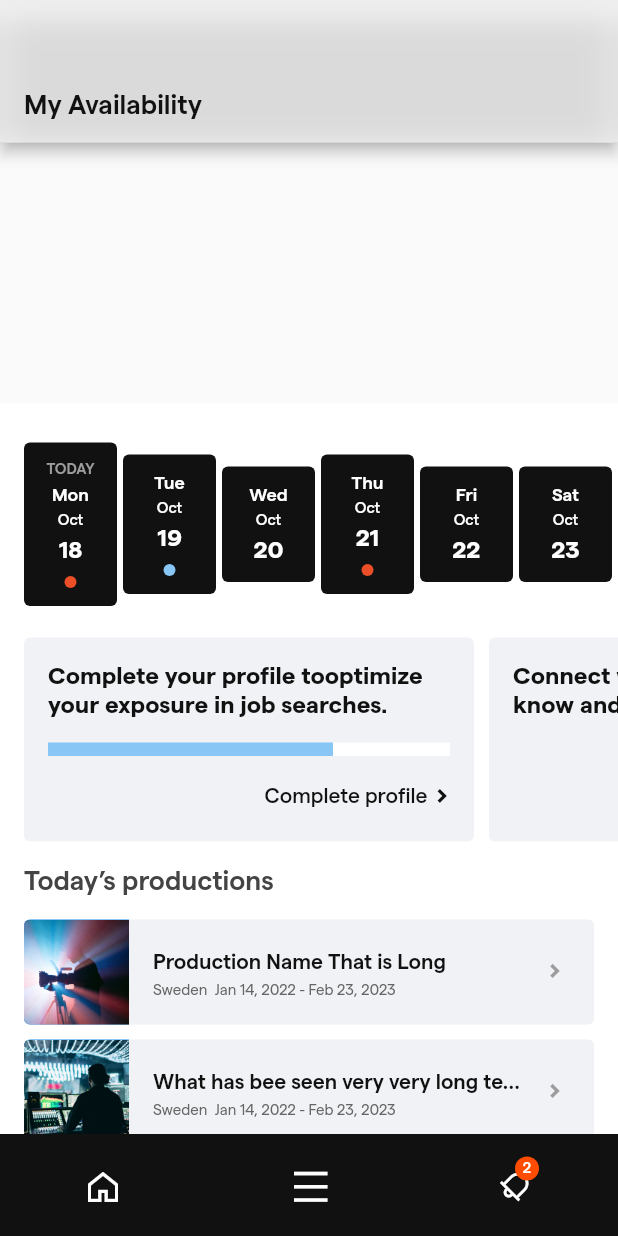
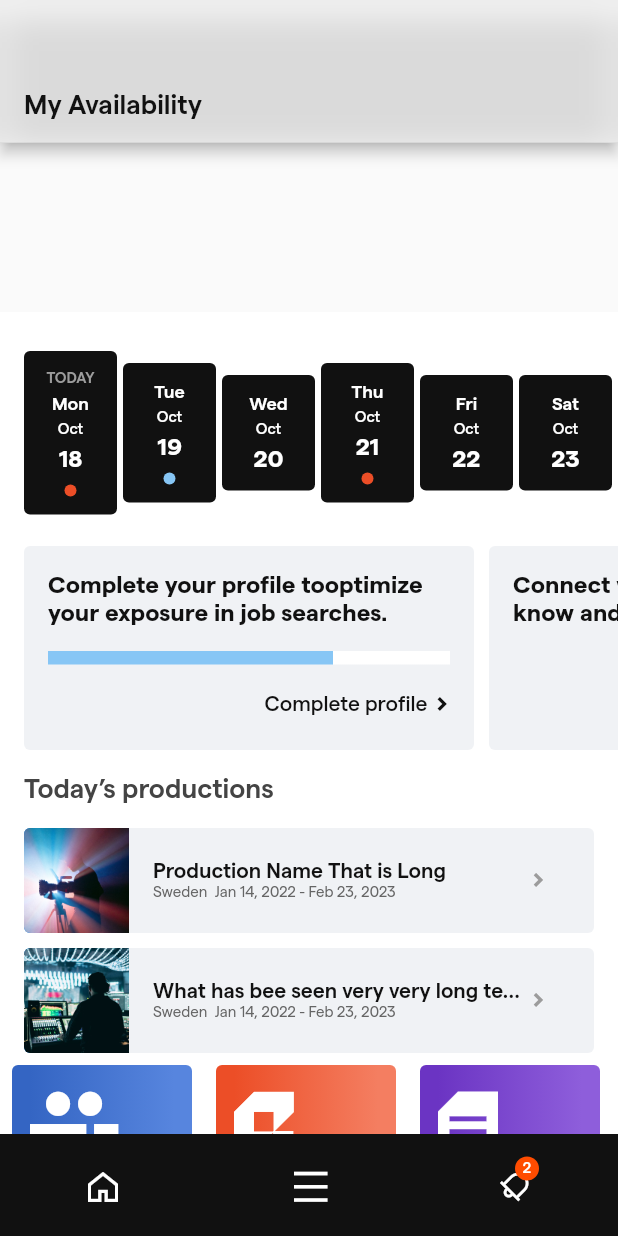
Before and after one commit to KanybekMomukeyev/ui_challenge, a Flutter app: the screen it shows after launch, on a phone screen of 412 x 824 dp. Run offline on Flutter 3.47's test engine with Material 2 defaults, Android fonts, the phone set to English and light mode, and no system bars; our stand-ins replace carousel_slider, flutter_sticky_header.

Commit message:
Fixed top dates position on different android screen sizes.
Fixed top dates position on different android screen sizes.

```diff
--- a/lib/constants.dart
+++ b/lib/constants.dart
@@ -32,6 +32,53 @@ class AppColors {
 class FontFamilies {
   FontFamilies._();
   static const matterFontFamily = 'Matter';
+}
+
+class AppPlatform {
+  AppPlatform._();
+
+  static bool isIOS(BuildContext context) {
+    return Theme.of(context).platform == TargetPlatform.iOS;
+  }
+
+  static bool isAndroid(BuildContext context) {
+    return Theme.of(context).platform == TargetPlatform.android;
+  }
+}
+
+class AppBarHeight {
+  AppBarHeight._();
+
+  static double containerHiddenHeight(BuildContext context) {
+    final value1 = MediaQuery.of(context).padding.top + kToolbarHeight;
+    if (AppPlatform.isIOS(context)) {
+      return 144.0;
+    }
+    return value1 + 36;
+  }
+
+  static double containerShownHeight(BuildContext context) {
+    final value1 = MediaQuery.of(context).padding.top + kToolbarHeight;
+    if (AppPlatform.isIOS(context)) {
+      return 186.0;
+    }
+    return value1 + 80;
+  }
+
+  static double positionedShownTop(BuildContext context) {
+    if (AppPlatform.isIOS(context)) {
+      return 143.0;
+    }
+    final value1 = MediaQuery.of(context).padding.top + kToolbarHeight;
+    return value1 + 38;
+  }
+
+  static double positionedHiddenTop(BuildContext context) {
+    if (AppPlatform.isIOS(context)) {
+      return 130.0;
+    }
+    return 100.0;
+  }
 }
 
 class AppTextStyles {
--- a/lib/main_screen.dart
+++ b/lib/main_screen.dart
@@ -113,13 +113,17 @@ class _MainScreenPageState extends State<MainScreenPage> {
                 curve: Curves.fastOutSlowIn,
                 color: Colors.transparent,
                 width: MediaQuery.of(context).size.width,
-                height: isShownBottomWidget ? 186.0 : 144.0,
+                height: isShownBottomWidget
+                    ? AppBarHeight.containerShownHeight(context)
+                    : AppBarHeight.containerHiddenHeight(context),
                 child: Stack(
                   children: <Widget>[
                     AnimatedPositioned(
                       width: MediaQuery.of(context).size.width,
                       height: isShownBottomWidget ? 95.0 : 0.0,
-                      top: isShownBottomWidget ? 143.0 : 140.0,
+                      top: isShownBottomWidget
+                          ? AppBarHeight.positionedShownTop(context)
+                          : AppBarHeight.positionedHiddenTop(context),
                       duration: const Duration(milliseconds: 400),
                       curve: Curves.linearToEaseOut,
                       child: const FixedDatesRow(),
@@ -133,6 +137,9 @@ class _MainScreenPageState extends State<MainScreenPage> {
                     switch (index) {
                       case 0:
                         {
+                          if (AppPlatform.isAndroid(context)) {
+                            return const SizedBox(height: 116);
+                          }
                           return const SizedBox(height: 125);
                         }
                       case 1:
--- a/lib/ui/third_todays_row.dart
+++ b/lib/ui/third_todays_row.dart
@@ -86,68 +86,36 @@ class _TodayItem extends StatelessWidget {
             borderRadius: BorderRadius.circular(4.0),
             onTap: () {},
             child: Row(
+              mainAxisAlignment: MainAxisAlignment.start,
+              crossAxisAlignment: CrossAxisAlignment.center,
               children: [
                 (index == 0)
-                    ? Container(
-                        width: 70.0,
-                        height: 70.0,
-                        decoration: const BoxDecoration(
-                          image: DecorationImage(
-                              image: AssetImage(
-                                  'assets/images/production_name.png')),
-                          color: Colors.blue,
-                          borderRadius: BorderRadius.only(
-                            topLeft: Radius.circular(4.0),
-                            bottomLeft: Radius.circular(4.0),
-                          ),
-                        ),
-                      )
-                    : Container(
-                        width: 70.0,
-                        height: 70.0,
-                        decoration: const BoxDecoration(
-                          image: DecorationImage(
-                              image: AssetImage(
-                                  'assets/images/what_has_been.png')),
-                          color: Colors.blue,
-                          borderRadius: BorderRadius.only(
-                            topLeft: Radius.circular(4.0),
-                            bottomLeft: Radius.circular(4.0),
-                          ),
-                        ),
-                      ),
+                    ? const _LeftImage(
+                        assetPath: 'assets/images/production_name.png')
+                    : const _LeftImage(
+                        assetPath: 'assets/images/what_has_been.png'),
                 Padding(
-                  padding: const EdgeInsets.only(left: 16, right: 16, top: 20),
+                  padding: const EdgeInsets.only(left: 16, right: 0, top: 20),
                   child: Column(
                     mainAxisAlignment: MainAxisAlignment.start,
-                    crossAxisAlignment: CrossAxisAlignment.start,
+                    crossAxisAlignment: CrossAxisAlignment.end,
                     children: [
-                      SizedBox(
-                        width: MediaQuery.of(context).size.width * 0.6,
-                        child: Text(
-                          title,
-                          maxLines: 1,
-                          overflow: TextOverflow.ellipsis,
-                          softWrap: false,
-                          style: AppTextStyles.semiboldStyle(context)?.copyWith(
-                              fontSize: 14,
-                              color: AppColors.dateBackgroundBlackColor),
-                        ),
-                      ),
-                      Padding(
-                        padding: const EdgeInsets.only(top: 4.0),
-                        child: Text(
-                            overflow: TextOverflow.ellipsis,
-                            subTitile,
-                            style: AppTextStyles.regularStyle(context)
-                                ?.copyWith(
-                                    fontSize: 10, color: AppColors.black10)),
-                      ),
+                      _EllipsisText(
+                          title: title,
+                          textStyle: AppTextStyles.semiboldStyle(context)
+                              ?.copyWith(
+                                  fontSize: 14,
+                                  color: AppColors.dateBackgroundBlackColor)),
+                      _EllipsisText(
+                          title: subTitile,
+                          textStyle: AppTextStyles.regularStyle(context)
+                              ?.copyWith(
+                                  fontSize: 10, color: AppColors.black10)),
                     ],
                   ),
                 ),
                 const Padding(
-                  padding: EdgeInsets.only(left: 0, top: 0),
+                  padding: EdgeInsets.only(left: 5, top: 0),
                   child: Icon(
                     IcoMoonIcons.arrow_right_1,
                     size: 10,
@@ -162,3 +130,52 @@ class _TodayItem extends StatelessWidget {
     );
   }
 }
+
+class _EllipsisText extends StatelessWidget {
+  const _EllipsisText({
+    Key? key,
+    required this.title,
+    required this.textStyle,
+  }) : super(key: key);
+
+  final String title;
+  final TextStyle? textStyle;
+  @override
+  Widget build(BuildContext context) {
+    return Container(
+      color: Colors.transparent,
+      width: MediaQuery.of(context).size.width * 0.6,
+      child: Text(
+        title,
+        maxLines: 1,
+        overflow: TextOverflow.ellipsis,
+        softWrap: false,
+        style: textStyle,
+      ),
+    );
+  }
+}
+
+class _LeftImage extends StatelessWidget {
+  final String assetPath;
+  const _LeftImage({
+    Key? key,
+    required this.assetPath,
+  }) : super(key: key);
+
+  @override
+  Widget build(BuildContext context) {
+    return Container(
+      width: 70.0,
+      height: 70.0,
+      decoration: BoxDecoration(
+        image: DecorationImage(image: AssetImage(assetPath)),
+        color: Colors.blue,
+        borderRadius: const BorderRadius.only(
+          topLeft: Radius.circular(4.0),
+          bottomLeft: Radius.circular(4.0),
+        ),
+      ),
+    );
+  }
+}
```
